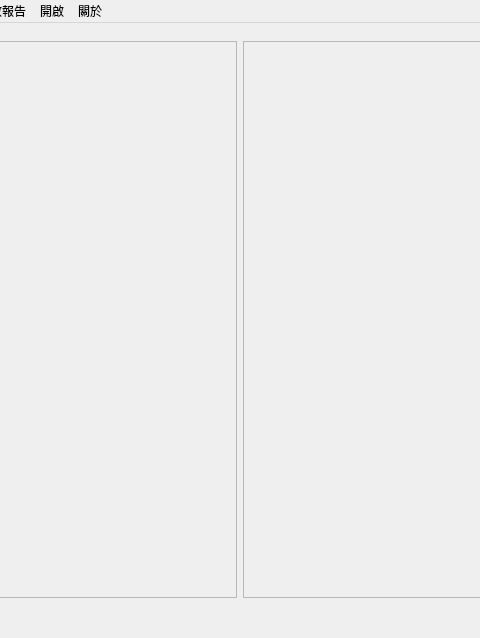
Old version of the form New_UI_for_edit.ui in the repository allen93075/Winner; both pictures show x 157 to 637 and y 0 to 638 of the 794 by 638 pixel window.
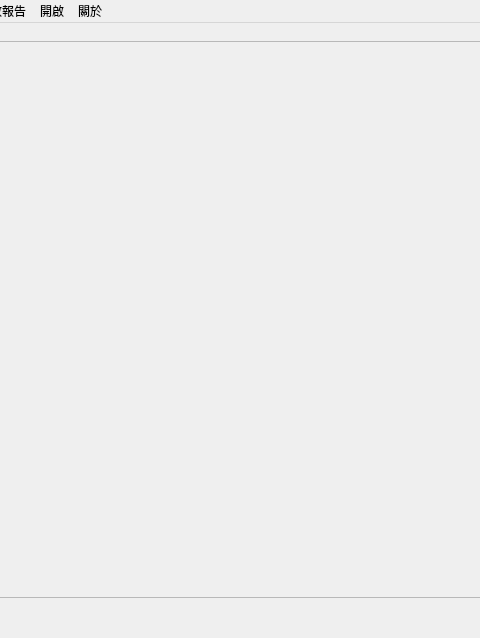
New version of the form. Icons and pictures are not drawn.

Commit message: 刪除主頁右邊空白

```diff
--- a/New_UI_for_edit.ui
+++ b/New_UI_for_edit.ui
@@ -55,7 +55,7 @@
                 <rect>
                  <x>0</x>
                  <y>0</y>
-                 <width>364</width>
+                 <width>740</width>
                  <height>541</height>
                 </rect>
                </property>
@@ -137,23 +137,6 @@
               </widget>
              </widget>
             </item>
-            <item row="0" column="1">
-             <widget class="QFrame" name="frame">
-              <property name="sizePolicy">
-               <sizepolicy hsizetype="Preferred" vsizetype="Preferred">
-                <horstretch>0</horstretch>
-                <verstretch>0</verstretch>
-               </sizepolicy>
-              </property>
-              <property name="frameShape">
-               <enum>QFrame::StyledPanel</enum>
-              </property>
-              <property name="frameShadow">
-               <enum>QFrame::Sunken</enum>
-              </property>
-              <layout class="QGridLayout" name="gridLayout"/>
-             </widget>
-            </item>
            </layout>
           </item>
          </layout>
```
The commit also changes 1 other file.
